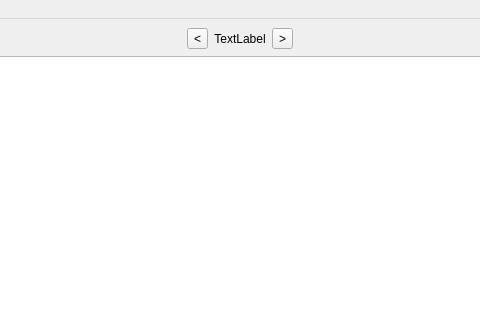
This is ui/mainwindow.ui in jlbrd/qmagneto as Qt 5 draws it before an edit; both pictures show x 265 to 745 and y 0 to 320 of the 1100 by 720 pixel window. The edited form follows.
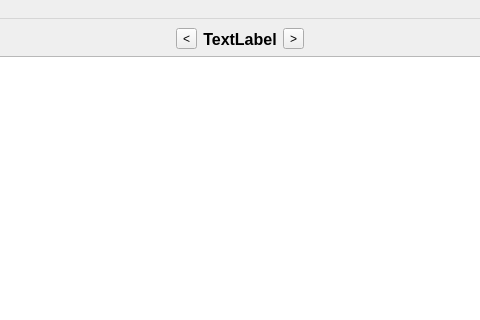
This is the edited form. Icons and pictures are not drawn. Custom widgets are drawn as their Qt base class.

What changed in the file:
```diff
--- a/ui/mainwindow.ui
+++ b/ui/mainwindow.ui
@@ -90,6 +90,13 @@
               <verstretch>0</verstretch>
              </sizepolicy>
             </property>
+            <property name="font" >
+             <font>
+              <pointsize>12</pointsize>
+              <weight>75</weight>
+              <bold>true</bold>
+             </font>
+            </property>
             <property name="text" >
              <string>TextLabel</string>
             </property>
```
Left out of the diff: 8 changed lines with no effect on the pictures.
